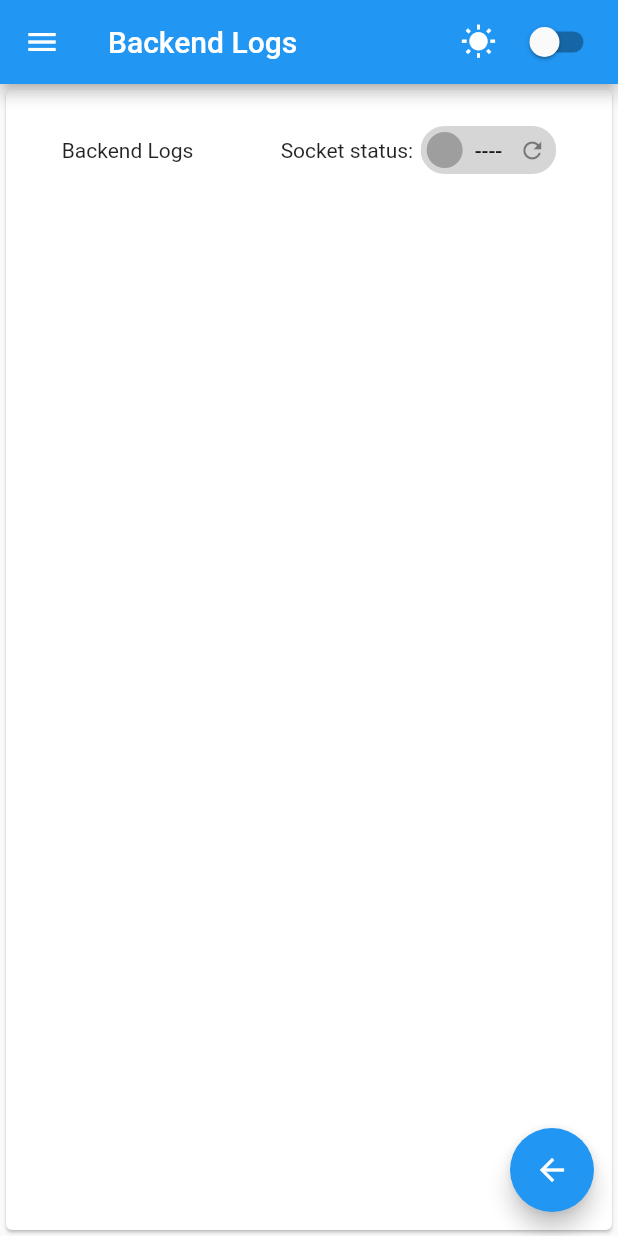
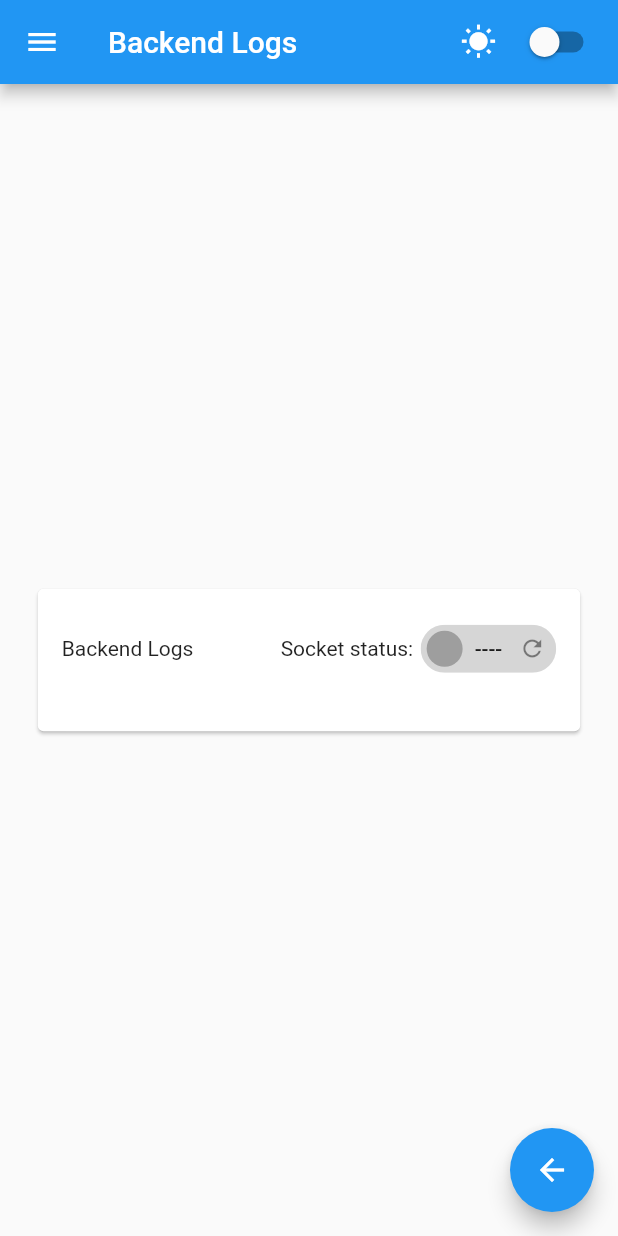
Before and after one commit to psaoulos/website-archiving-poc, a Flutter app: the LogsScreen screen opened by its route, on a phone screen of 412 x 824 dp. Run offline on Flutter 3.47's test engine with Material 2 defaults, Android fonts, the light colour scheme and no system bars; our stand-ins replace shared_preferences, socket_io_client, webview_flutter; missing offline and left inert: universal_html; accounts and stored records are empty; network calls fail.

Commit message:
Styling for logs on frontend

```diff
--- a/frontend/lib/screens/logs.screen.dart
+++ b/frontend/lib/screens/logs.screen.dart
@@ -61,15 +61,18 @@ class _LogsScreenState extends State<LogsScreen> {
 
   @override
   Widget build(BuildContext context) {
-    final ThemeData mode = Theme.of(context);
-    final screenHeight = MediaQuery.of(context).size.height;
+    double deviceHeight = MediaQuery.of(context).size.height;
     double deviceWidth = MediaQuery.of(context).size.width;
-    bool _isDarkMode = mode.brightness == Brightness.dark;
 
     return MainScaffold(
       title: "Backend Logs",
-      childWidget: SizedBox(
-        width: double.infinity,
+      childWidget: Column(
+        mainAxisAlignment: MainAxisAlignment.center,
+        children: [
+          Row(
+            mainAxisAlignment: MainAxisAlignment.center,
+            children: [
+              SizedBox(
                 child: Card(
                   child: Padding(
                     padding: const EdgeInsets.all(16.0),
@@ -106,13 +109,17 @@ class _LogsScreenState extends State<LogsScreen> {
                           HtmlWebView(
                             data: logsResponse,
                             width: deviceWidth * 0.8,
-                    height: screenHeight,
+                            height: deviceHeight * 0.8,
                           )
                       ],
                     ),
                   ),
                 ),
               ),
+            ],
+          ),
+        ],
+      ),
     );
   }
 }
```
Also changed, not shown: frontend/lib/widgets/htmlWebView/html_web_view.web.dart (+9 -7 lines), 1 other file. Lines whose indentation alone changed are shown as unchanged.
